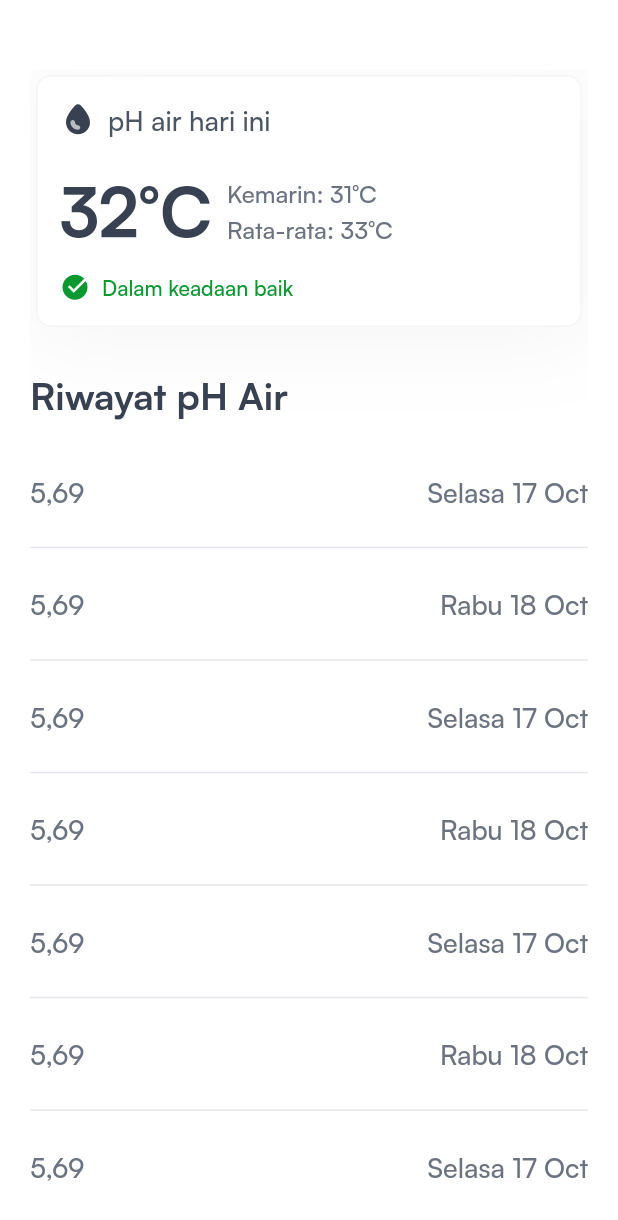
After one commit to fikrilal/LeleWise-Mobile-Apps, a Flutter app: the PHPage screen opened directly, on a phone screen of 412 x 824 dp. The commit adds this screen. Shown: the top 1220 px of the screen. Run offline on Flutter 3.47's test engine with Material 2 defaults, Android fonts, the phone set to English and light mode, and no system bars; our stand-ins replace firebase_auth, firebase_core, flutter_screenutil, flutter_svg, get; accounts and stored records are empty.

Commit message:
pH & temperature page

```diff
--- a/lib/main.dart
+++ b/lib/main.dart
@@ -2,8 +2,10 @@ import 'package:flutter/material.dart';
 import 'package:flutter_screenutil/flutter_screenutil.dart';
 import 'package:get/get.dart';
 import 'package:lelewise_mobile_apps/view/component/time_picker/time_picker.dart';
+import 'package:lelewise_mobile_apps/view/page/air/suhu_air_dashboard.dart';
 import 'package:lelewise_mobile_apps/view/page/auth/login_page.dart';
 import 'package:lelewise_mobile_apps/view/page/home/homepage.dart';
+import 'package:lelewise_mobile_apps/view/page/pH/pH_dashboard.dart';
 import 'package:lelewise_mobile_apps/view/page/pakan/pakan_dashboard.dart';
 import 'package:lelewise_mobile_apps/view/page/pakan/pakan_new_schedule.dart';
 
@@ -28,7 +30,7 @@ class MainApp extends StatelessWidget {
             GetPage(name: LoginPage.routeName, page: () => LoginPage()),
             GetPage(
                 name: TestingWidgetPage.routeName!,
-                page: () => NewSchedulePage())
+                page: () => HomePage())
             // ben penak digae ngene ben rapi juga
 ,
             GetPage(name: LoginPage.routeName, page: ()=> LoginPage()),
--- /dev/null
+++ b/lib/view/page/pH/pH_dashboard.dart
@@ -0,0 +1,165 @@
+import 'package:flutter/material.dart';
+import 'package:flutter_svg/flutter_svg.dart';
+import 'package:lelewise_mobile_apps/res/colors/color_libraries.dart';
+import 'package:lelewise_mobile_apps/view/component/text/component_big_point.dart';
+import 'package:lelewise_mobile_apps/view/component/text/component_desc.dart';
+import 'package:lelewise_mobile_apps/view/component/text/component_header.dart';
+import 'package:lelewise_mobile_apps/view/component/text/component_textsmall.dart';
+
+import '../../component/text/component_desc_ovr.dart';
+
+class PHPage extends StatefulWidget {
+  static String? routeName = "/TemplatePage";
+  @override
+  _PHPageState createState() => _PHPageState();
+}
+
+class _PHPageState extends State<PHPage> {
+  @override
+  Widget build(BuildContext context) {
+    return Scaffold(
+      body: Container(
+        padding: EdgeInsets.fromLTRB(20, 46, 20, 20),
+        width: MediaQuery.of(context).size.width,
+        height: MediaQuery.of(context).size.height,
+        decoration: const BoxDecoration(color: Colors.white),
+        child: SingleChildScrollView(
+          child: Column(
+            crossAxisAlignment: CrossAxisAlignment.start,
+            children: [
+              Align(
+                alignment: Alignment.center,
+                child: Container(
+                  decoration: const BoxDecoration(boxShadow: [
+                    BoxShadow(
+                      color: Color(0x0A000000),
+                      blurRadius: 50,
+                      offset: Offset(1, 6),
+                      spreadRadius: 0,
+                    ),
+                  ]),
+                  child: Card(
+                    elevation: 0,
+                    shape: RoundedRectangleBorder(
+                      borderRadius: BorderRadius.circular(10),
+                      side: const BorderSide(
+                        color: ListColor.gray100,
+                        width: 1,
+                      ),
+                    ),
+                    color: Colors.white,
+                    child: Padding(
+                      padding: const EdgeInsets.all(16),
+                      child: Column(
+                        children: [
+                          Row( //row pertama
+                            children: [
+                              SvgPicture.asset(
+                                'assets/icons/water.svg',
+                                width: 24,
+                                height: 24,
+                              ),
+                              const SizedBox(width: 8),
+                              TextDescriptionOver("pH air hari ini")
+                            ],
+                          ),
+                          const SizedBox(height: 16),
+                          Row( // row kedua
+                            children: [
+                              TextPoint("32°C"),
+                              SizedBox(width: 10),
+                              Column(
+                                crossAxisAlignment: CrossAxisAlignment.start,
+                                children:[
+                                  TextDescriptionSmall("Kemarin: 31°C"),
+                                  TextDescriptionSmall("Rata-rata: 33°C")
+                                ],
+                              ),
+                            ],
+                          ),
+                          SizedBox(height: 10),
+                          Row(
+                            children: [
+                              SvgPicture.asset(
+                                'assets/icons/cheklist_icon.svg',
+                                width: 20,
+                                height: 20,
+                              ),
+                              const SizedBox(width: 8),
+                              TextDescriptionTiny("Dalam keadaan baik")
+                            ],
+                          ),
+                        ],
+                      ),
+                    ),
+                  ),
+                ),
+              ),
+              SizedBox(height: 24),
+              Column(
+                children: [
+                  Container(
+                    child: Column (
+                      crossAxisAlignment: CrossAxisAlignment.start,
+                      children: [
+                        ComponentTextTitle("Riwayat pH Air"),
+                        SizedBox(height: 10),
+                        Align( // align kedua
+                          alignment: Alignment.center,
+                          child: Container(
+                            child: Table(
+                              border: const TableBorder(
+                                horizontalInside: BorderSide(width: 1.0, color: ListColor.gray200),
+                                bottom: BorderSide(width: 1.0, color: ListColor.gray200),
+                              ),
+                              children: [
+                                for (var item in dataArray)
+                                  TableRow(
+                                    children: [
+                                      TableCell(
+                                        child: Padding(
+                                          padding: const EdgeInsets.only(bottom: 24.0, top: 24.0),
+                                          child: TextDescription(item["name"] ?? ""),
+                                        ),
+                                      ),
+                                      TableCell(
+                                        verticalAlignment: TableCellVerticalAlignment.middle,
+                                        child: Padding(
+                                          padding: const EdgeInsets.only(bottom: 24.0, top: 24.0),
+                                          child: Align(
+                                            alignment: Alignment.centerRight,
+                                            child: TextDescription(item["date"] ?? ""),
+                                          ),
+                                        ),
+                                      ),
+                                    ],
+                                  ),
+                              ],
+                            ),
+                          ),
+                        ),
+                      ],
+                    ),
+                  ),
+                ],
+              ),
+            ],
+          ),
+        ),
+      )
+    );
+  }
+}
+
+List<Map<String, String>> dataArray = [
+  {"name": "5,69", "date": "Selasa 17 Oct"},
+  {"name": "5,69", "date": "Rabu 18 Oct"},
+  {"name": "5,69", "date": "Selasa 17 Oct"},
+  {"name": "5,69", "date": "Rabu 18 Oct"},
+  {"name": "5,69", "date": "Selasa 17 Oct"},
+  {"name": "5,69", "date": "Rabu 18 Oct"},
+  {"name": "5,69", "date": "Selasa 17 Oct"},
+  {"name": "5,69", "date": "Rabu 18 Oct"},
+
+  // ...Tambahkan data lainnya ke dalam array
+];
--- a/lib/view/page/pakan/pakan_dashboard.dart
+++ b/lib/view/page/pakan/pakan_dashboard.dart
@@ -1,11 +1,8 @@
-import 'package:firebase_core/firebase_core.dart';
 import 'package:flutter/material.dart';
 import 'package:flutter_svg/flutter_svg.dart';
 import 'package:lelewise_mobile_apps/res/colors/color_libraries.dart';
-import 'package:lelewise_mobile_apps/res/dimension/size.dart';
 import 'package:lelewise_mobile_apps/view/component/text/component_big_point.dart';
 import 'package:lelewise_mobile_apps/view/component/text/component_desc.dart';
-import 'package:lelewise_mobile_apps/view/component/text/component_desc_ovr.dart';
 import 'package:lelewise_mobile_apps/view/component/text/component_header.dart';
 import 'package:lelewise_mobile_apps/view/component/text/component_textsmall.dart';
 
--- a/lib/view/page/pakan/pakan_new_schedule.dart
+++ b/lib/view/page/pakan/pakan_new_schedule.dart
@@ -62,6 +62,7 @@ class _NewSchedulePageState extends State<NewSchedulePage> {
                 TimePickerLele(),
               ],
             ),
+            SizedBox(height: 8),
             Column(
               children: [
                 Padding(padding: const EdgeInsets.fromLTRB(20, 20, 20, 20),
@@ -122,6 +123,7 @@ class _NewSchedulePageState extends State<NewSchedulePage> {
                       child: Container(
                         decoration: const BoxDecoration(
                           border: Border(
+                            top: BorderSide(width: 1, color: ListColor.gray200),
                             bottom: BorderSide(width: 1, color: ListColor.gray200),
                           ),
                         ),
```
Also changed, not shown: lib/view/page/air/suhu_air_dashboard.dart (added, +165 -0 lines), lib/view/page/home/homepage.dart (+0 -8 lines), assets/icons/water.svg (added).
